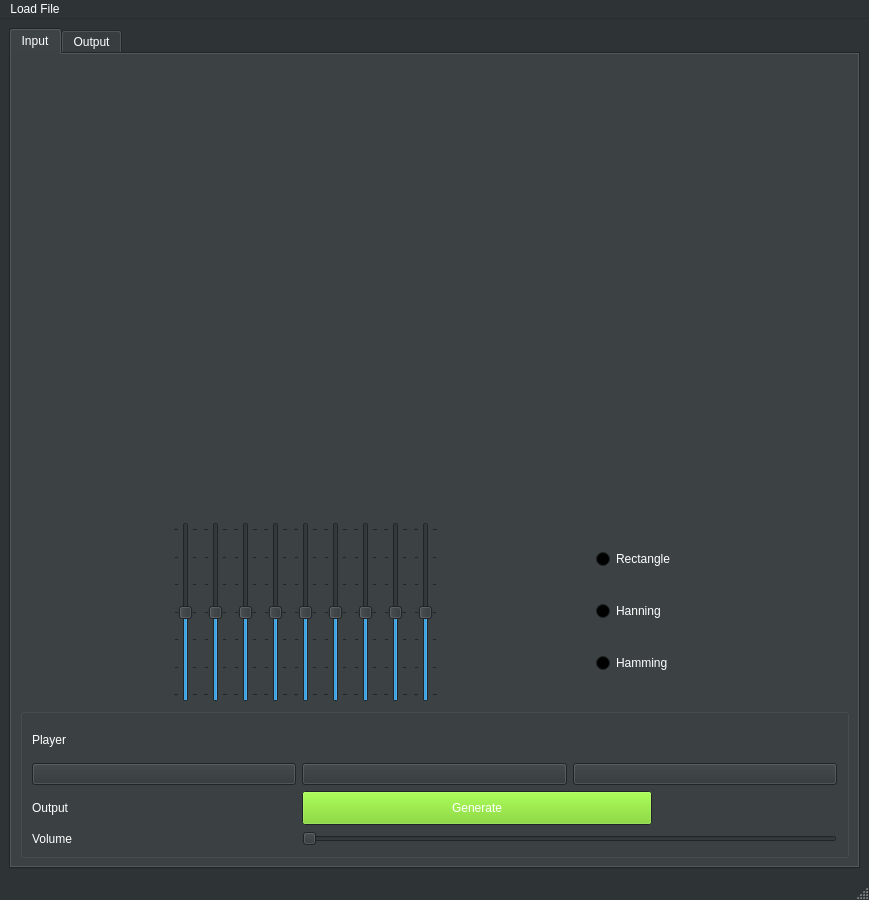
Before: the Qt Designer form Task2/testGUI.ui in Ahmad-Abdalmageed/DSP_tasks-, drawn with Qt 5.
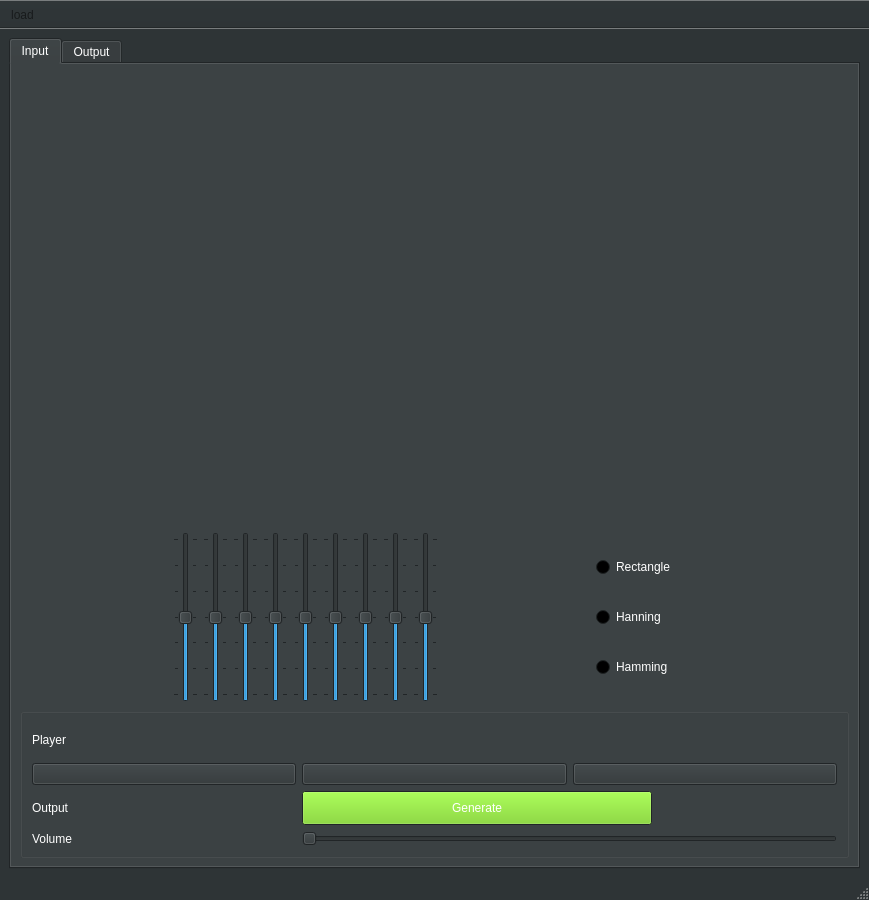
After: the same form once the commit is applied. Icons and pictures are not drawn. Custom widgets are drawn as their Qt base class.

```diff
--- a/Task2/testGUI.ui
+++ b/Task2/testGUI.ui
@@ -1378,18 +1378,48 @@
      <height>22</height>
     </rect>
    </property>
-   <widget class="QMenu" name="menuLoad_File">
-    <property name="title">
-     <string>Load File</string>
-    </property>
-    <property name="icon">
-     <iconset>
-      <normaloff>Icons/icons8-file-128.png</normaloff>Icons/icons8-file-128.png</iconset>
-    </property>
-   </widget>
-   <addaction name="menuLoad_File"/>
   </widget>
   <widget class="QStatusBar" name="statusbar"/>
+  <widget class="QToolBar" name="toolBar">
+   <property name="enabled">
+    <bool>true</bool>
+   </property>
+   <property name="windowTitle">
+    <string>toolBar</string>
+   </property>
+   <property name="movable">
+    <bool>false</bool>
+   </property>
+   <property name="floatable">
+    <bool>false</bool>
+   </property>
+   <attribute name="toolBarArea">
+    <enum>TopToolBarArea</enum>
+   </attribute>
+   <attribute name="toolBarBreak">
+    <bool>false</bool>
+   </attribute>
+   <addaction name="actionload"/>
+  </widget>
+  <action name="actionload">
+   <property name="checkable">
+    <bool>false</bool>
+   </property>
+   <property name="checked">
+    <bool>false</bool>
+   </property>
+   <property name="enabled">
+    <bool>false</bool>
+   </property>
+   <property name="icon">
+    <iconset>
+     <normalon>Icons/icons8-file-128.png</normalon>
+    </iconset>
+   </property>
+   <property name="text">
+    <string>load</string>
+   </property>
+  </action>
  </widget>
  <customwidgets>
   <customwidget>
```
